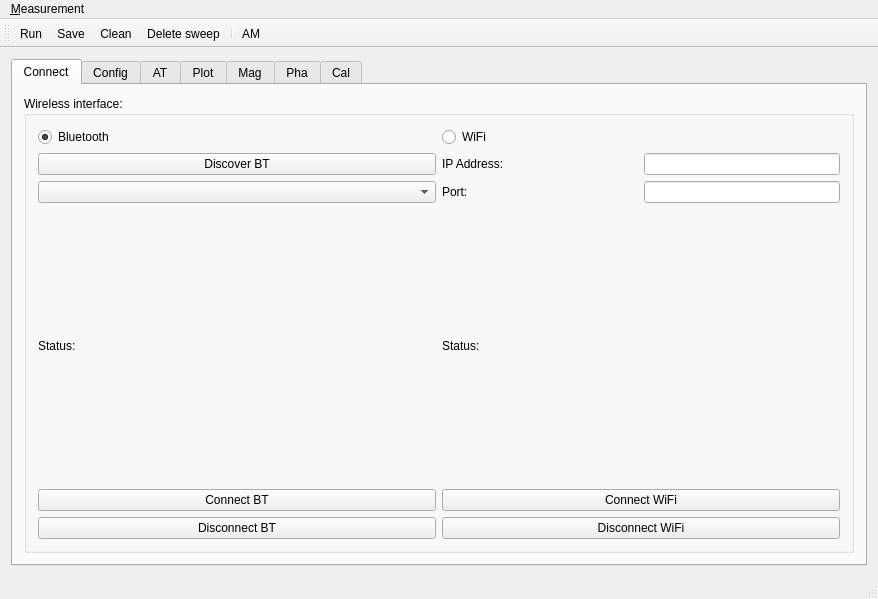
This is tester/tester/mainwindow.ui in saul-rodriguez/Qt as Qt 5 draws it before an edit. The edited form follows.
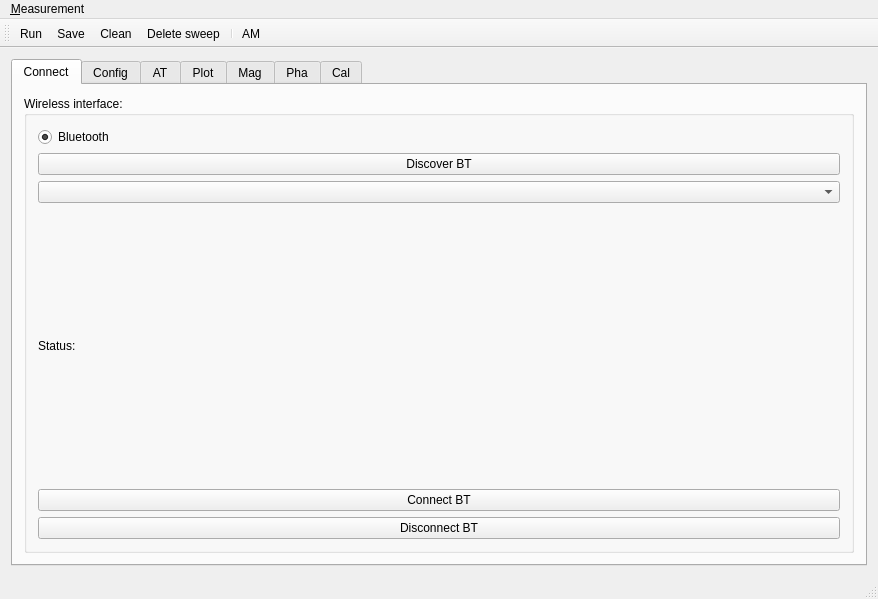
This is the edited form. Icons and pictures are not drawn.

What changed in the file:
```diff
--- a/tester/tester/mainwindow.ui
+++ b/tester/tester/mainwindow.ui
@@ -42,13 +42,6 @@
                  </property>
                 </widget>
                </item>
-               <item row="0" column="2">
-                <widget class="QRadioButton" name="radioButtonWiFi">
-                 <property name="text">
-                  <string>WiFi</string>
-                 </property>
-                </widget>
-               </item>
                <item row="3" column="0">
                 <widget class="QLabel" name="labelBTstatus">
                  <property name="text">
@@ -77,67 +70,10 @@
                 </widget>
                </item>
                <item row="1" column="2">
-                <layout class="QHBoxLayout" name="horizontalLayout_3">
-                 <item>
-                  <widget class="QLabel" name="label">
-                   <property name="text">
-                    <string>IP Address:</string>
-                   </property>
-                  </widget>
-                 </item>
-                 <item>
-                  <widget class="QLineEdit" name="lineEditWiFiAddress">
-                   <property name="sizePolicy">
-                    <sizepolicy hsizetype="Preferred" vsizetype="Fixed">
-                     <horstretch>0</horstretch>
-                     <verstretch>0</verstretch>
-                    </sizepolicy>
-                   </property>
-                  </widget>
-                 </item>
-                </layout>
-               </item>
-               <item row="5" column="2">
-                <widget class="QPushButton" name="pushButtonWiFiConnect">
-                 <property name="text">
-                  <string>Connect WiFi</string>
-                 </property>
-                </widget>
-               </item>
-               <item row="3" column="2">
-                <widget class="QLabel" name="labelWiFiStatus">
-                 <property name="text">
-                  <string>Status:</string>
-                 </property>
-                </widget>
+                <layout class="QHBoxLayout" name="horizontalLayout_3"/>
                </item>
                <item row="2" column="2">
-                <layout class="QHBoxLayout" name="horizontalLayout_4">
-                 <item>
-                  <widget class="QLabel" name="labelWiFiPort">
-                   <property name="text">
-                    <string>Port:</string>
-                   </property>
-                  </widget>
-                 </item>
-                 <item>
-                  <widget class="QLineEdit" name="lineEditWiFiPort">
-                   <property name="sizePolicy">
-                    <sizepolicy hsizetype="Minimum" vsizetype="Fixed">
-                     <horstretch>0</horstretch>
-                     <verstretch>0</verstretch>
-                    </sizepolicy>
-                   </property>
-                  </widget>
-                 </item>
-                </layout>
-               </item>
-               <item row="6" column="2">
-                <widget class="QPushButton" name="pushButtonWiFiDisconnect">
-                 <property name="text">
-                  <string>Disconnect WiFi</string>
-                 </property>
-                </widget>
+                <layout class="QHBoxLayout" name="horizontalLayout_4"/>
                </item>
                <item row="6" column="0">
                 <widget class="QPushButton" name="pushButtonBTdisconnect">
```
Left out of the diff: 5 changed lines with no effect on the pictures.
